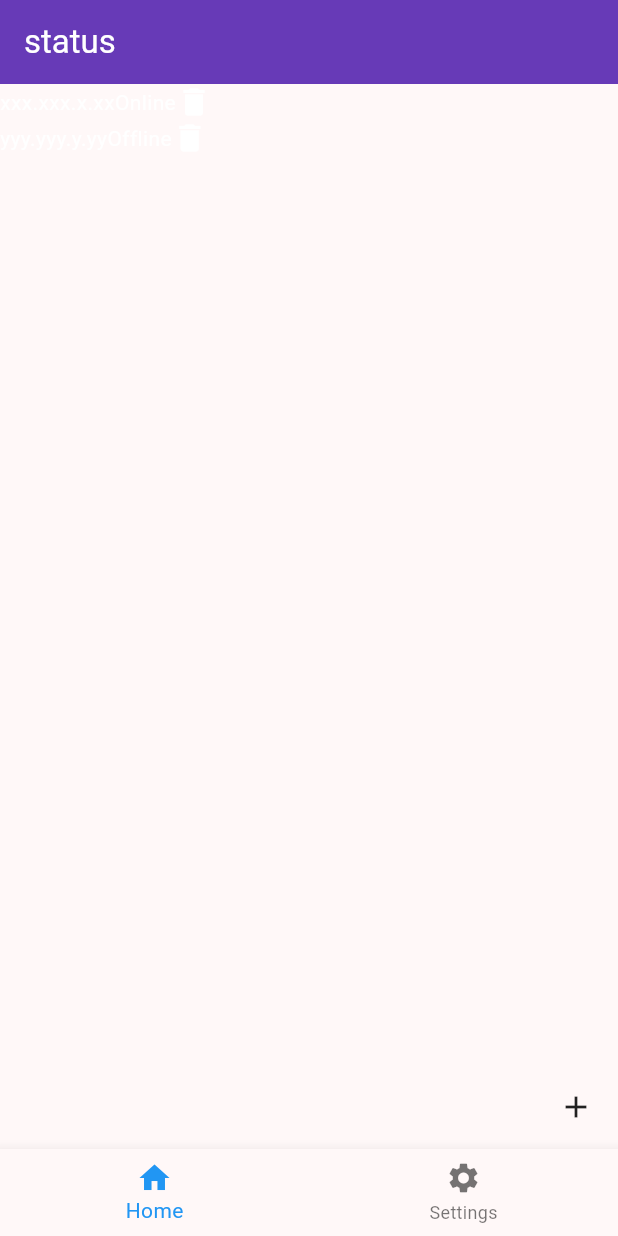
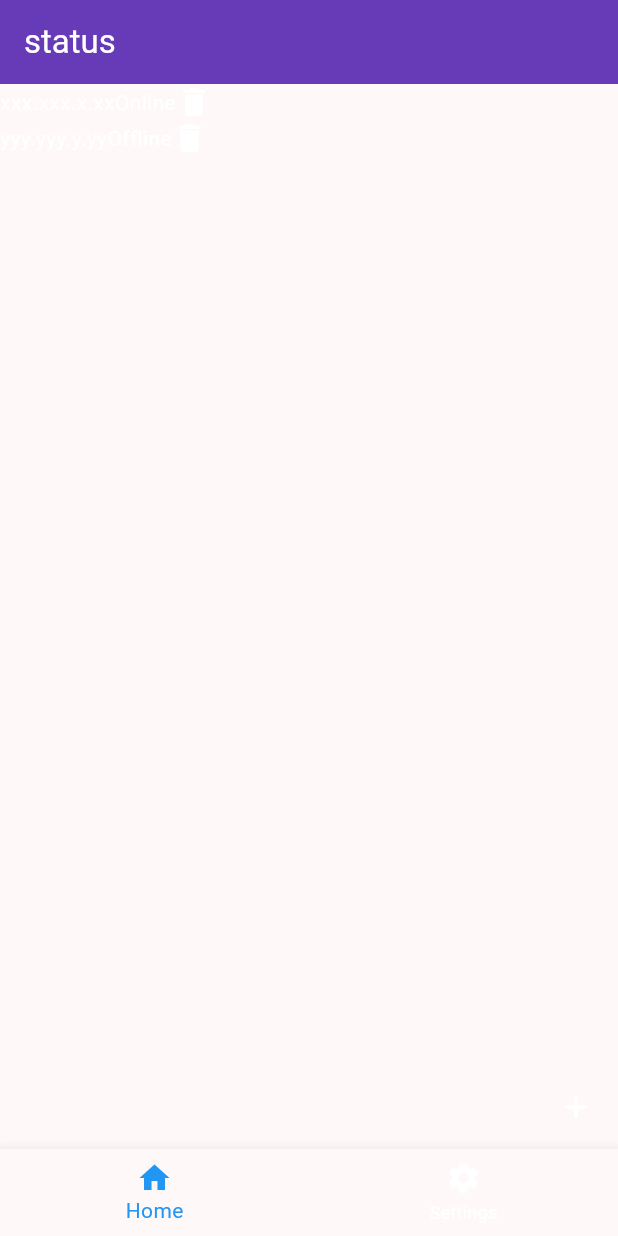
Before and after one commit to Eg3-git/server-remote-control, a Flutter app: the screen it shows after launch, on a phone screen of 412 x 824 dp. Run offline on Flutter 3.47's test engine with Material 3 defaults, Android fonts, the phone set to English and light mode, and no system bars.

Commit message:
Updated theme data

```diff
--- a/lib/main.dart
+++ b/lib/main.dart
@@ -16,7 +16,7 @@ class MyApp extends StatelessWidget {
     return MaterialApp(
       title: 'Flutter Bottom Navigation Example',
       theme: theme(context),
-      home: BottomNavigation(),
+      home: const BottomNavigation(),
     );
   }
 }
@@ -32,8 +32,8 @@ class _BottomNavigationState extends State<BottomNavigation> {
   int _selectedIndex = 0;
 
   final List<Widget> _pages = [
-    MyHomePage(title: 'status',),
-    ActionPage(title: 'actions'),
+    const MyHomePage(title: 'status',),
+    const ActionPage(title: 'actions'),
   ];
 
   void _onItemTapped(int index) {
@@ -47,7 +47,7 @@ class _BottomNavigationState extends State<BottomNavigation> {
     return Scaffold(
       body: _pages[_selectedIndex],
       bottomNavigationBar: BottomNavigationBar(
-        items: [
+        items: const [
           BottomNavigationBarItem(
             icon: Icon(Icons.home),
             label: 'Home',
@@ -59,7 +59,6 @@ class _BottomNavigationState extends State<BottomNavigation> {
 
         ],
         currentIndex: _selectedIndex,
-        selectedItemColor: Colors.blue,
         onTap: _onItemTapped,
       ),
     );
--- a/lib/theme.dart
+++ b/lib/theme.dart
@@ -1,9 +1,13 @@
-import 'package:flutter/cupertino.dart';
 import 'package:flutter/material.dart';
 
 ThemeData theme(var context) {
   return ThemeData(
       colorScheme: ColorScheme.fromSeed(seedColor: Colors.black, background: Colors.black),
+  iconTheme: const IconThemeData(color: Colors.white),
+  bottomNavigationBarTheme: const BottomNavigationBarThemeData(
+    selectedItemColor: Colors.blue,
+    unselectedItemColor: Colors.white,
+  ),
   appBarTheme: AppBarTheme(
   backgroundColor: Colors.deepPurple,
   titleTextStyle: Theme.of(context).textTheme.apply(
```
